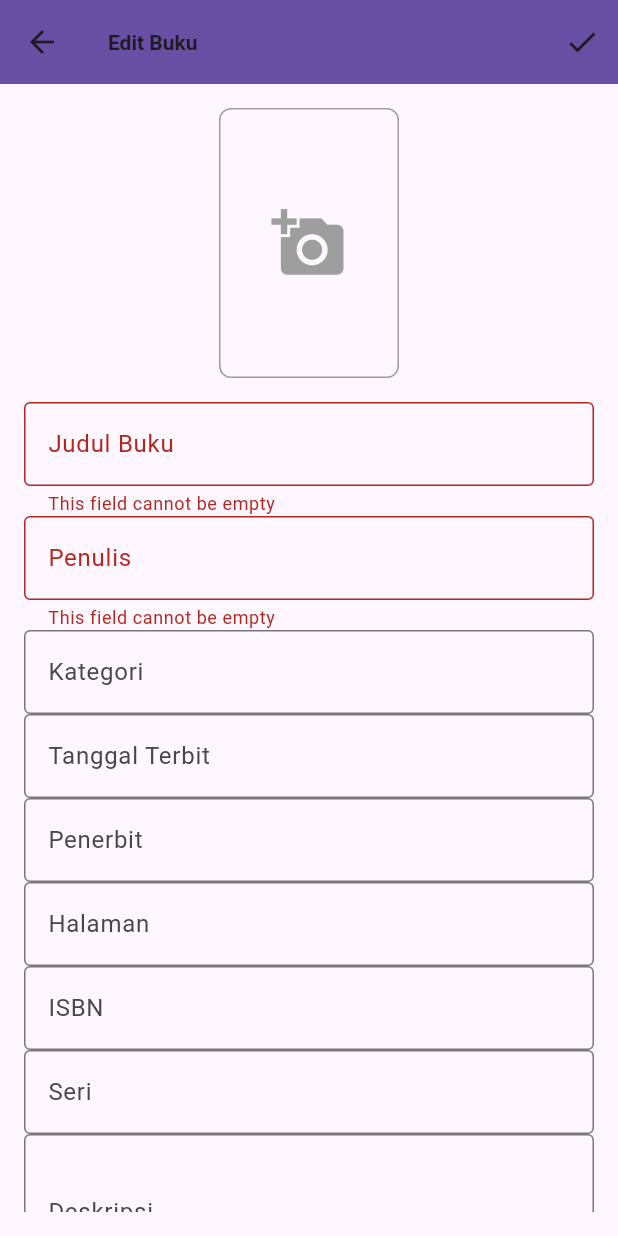
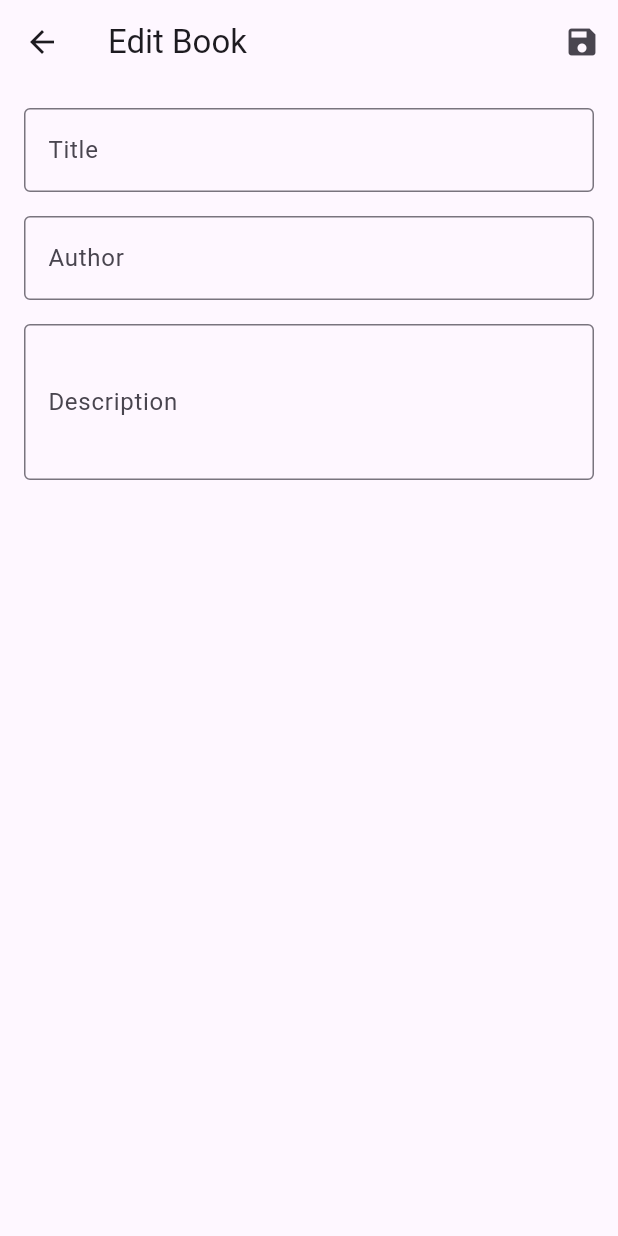
Before and after one commit to Krievvv/MOBILE, a Flutter app: the EditBookScreen screen opened directly with empty values, on a phone screen of 412 x 824 dp. Run offline on Flutter 3.47's test engine with Material 3 defaults, Android fonts, the light colour scheme and no system bars; our stand-ins replace image_picker, permission_handler, shared_preferences, supabase_flutter; accounts and stored records are empty.

Commit message:
edit book

```diff
--- a/lib/screens/edit_book_screen.dart
+++ b/lib/screens/edit_book_screen.dart
@@ -1,10 +1,6 @@
 import 'package:flutter/material.dart';
-// import 'package:flutter/foundation.dart';
-// import 'package:provider/provider.dart';
-// import '../providers/book_provider.dart';
 import '../models/book.dart';
 import 'package:supabase_flutter/supabase_flutter.dart';
-
 
 class EditBookScreen extends StatefulWidget {
   final Book book;
@@ -16,58 +12,56 @@ class EditBookScreen extends StatefulWidget {
 }
 
 class _EditBookScreenState extends State<EditBookScreen> {
-  late TextEditingController _titleController;
-  late TextEditingController _authorController;
-  late TextEditingController _categoryController;
-  late TextEditingController _publishedDateController;
-  late TextEditingController _publisherController;
-  late TextEditingController _pagesController;
-  late TextEditingController _isbnController;
-  late TextEditingController _seriesController;
-  late TextEditingController _descriptionController;
-  late TextEditingController _coverImageUrlController;
+  final _titleController = TextEditingController();
+  final _authorController = TextEditingController();
+  final _descriptionController = TextEditingController();
   bool _isLoading = false;
 
   @override
   void initState() {
     super.initState();
-    _titleController = TextEditingController(text: widget.book.title);
-    _authorController = TextEditingController(text: widget.book.author);
-    _categoryController = TextEditingController(text: widget.book.category);
-    _publishedDateController =
-        TextEditingController(text: widget.book.publishedDate);
-    _publisherController = TextEditingController(text: widget.book.publisher);
-    _pagesController =
-        TextEditingController(text: widget.book.pages.toString());
-    _isbnController = TextEditingController(text: widget.book.isbn);
-    _seriesController = TextEditingController(text: widget.book.series);
-    _descriptionController =
-        TextEditingController(text: widget.book.description);
-    _coverImageUrlController = TextEditingController(text: widget.book.coverImageUrl);
+    // Initialize controllers with existing book data
+    _titleController.text = widget.book.title;
+    _authorController.text = widget.book.author;
+    _descriptionController.text = widget.book.description;
   }
 
   Future<void> _saveChanges() async {
-    try {
+    if (_titleController.text.trim().isEmpty ||
+        _authorController.text.trim().isEmpty) {
+      ScaffoldMessenger.of(context).showSnackBar(
+        const SnackBar(content: Text('Title and author are required')),
+      );
+      return;
+    }
+
     setState(() => _isLoading = true);
 
-      await Supabase.instance.client.from('books').update({
+    try {
+      // Update the book in Supabase
+      await Supabase.instance.client
+          .from('books')
+          .update({
             'title': _titleController.text.trim(),
             'author': _authorController.text.trim(),
-        'category': _categoryController.text.trim(),
-        'published_date': _publishedDateController.text.trim(),
-        'publisher': _publisherController.text.trim(),
-        'pages': _pagesController.text.trim(),
-        'isbn': _isbnController.text.trim(),
-        'series': _seriesController.text.trim(),
             'description': _descriptionController.text.trim(),
-        'cover_image_url': _coverImageUrlController.text.trim(),
-      }).eq('id', widget.book.id);
+          })
+          .eq('id', widget.book.id);
 
       if (mounted) {
         ScaffoldMessenger.of(context).showSnackBar(
           const SnackBar(content: Text('Book updated successfully')),
         );
-        Navigator.pop(context);
+        // Return the updated book data
+        Navigator.pop(context, {
+          'updated': true,
+          'book': {
+            'id': widget.book.id,
+            'title': _titleController.text.trim(),
+            'author': _authorController.text.trim(),
+            'description': _descriptionController.text.trim(),
+          }
+        });
       }
     } catch (e) {
       if (mounted) {
@@ -82,161 +76,59 @@ class _EditBookScreenState extends State<EditBookScreen> {
     }
   }
 
-  Future<void> _pickCoverImage() async {
-    // Show dialog to input image URL
-    await showDialog(
-      context: context,
-      builder: (context) => AlertDialog(
-        title: const Text('Enter Image URL'),
-        content: TextField(
-          controller: _coverImageUrlController,
-          decoration: const InputDecoration(
-            hintText: 'https://example.com/image.jpg',
-            labelText: 'Image URL',
-          ),
-        ),
-        actions: [
-          TextButton(
-            onPressed: () => Navigator.pop(context),
-            child: const Text('Cancel'),
-          ),
-          TextButton(
-            onPressed: () {
-              setState(() {}); // Refresh the UI to show the new image
-              Navigator.pop(context);
-            },
-            child: const Text('OK'),
-          ),
-        ],
-      ),
-    );
-  }
-
   @override
   void dispose() {
     _titleController.dispose();
     _authorController.dispose();
-    _categoryController.dispose();
-    _publishedDateController.dispose();
-    _publisherController.dispose();
-    _pagesController.dispose();
-    _isbnController.dispose();
-    _seriesController.dispose();
     _descriptionController.dispose();
-    _coverImageUrlController.dispose();
     super.dispose();
   }
 
   @override
   Widget build(BuildContext context) {
-    final theme = Theme.of(context);
-
     return Scaffold(
       appBar: AppBar(
-        title: const Text('Edit Buku'),
-        backgroundColor: theme.primaryColor,
-        titleTextStyle: TextStyle(
-          color: theme.textTheme.bodyLarge!.color,
-          fontWeight: FontWeight.bold,
-        ),
-        iconTheme: IconThemeData(color: theme.textTheme.bodyLarge!.color),
+        title: const Text('Edit Book'),
         actions: [
           IconButton(
-            icon: const Icon(Icons.check),
-            onPressed: _saveChanges,
+            icon: const Icon(Icons.save),
+            onPressed: _isLoading ? null : _saveChanges,
           ),
         ],
       ),
-      backgroundColor: theme.scaffoldBackgroundColor,
       body: Padding(
         padding: const EdgeInsets.all(16.0),
-        child: SingleChildScrollView(
-          child: Stack(
+        child: _isLoading
+            ? const Center(child: CircularProgressIndicator())
+            : Column(
                 children: [
-              Column(
-                children: [
-                  // Book Cover Image Picker and Preview
-                  Center(
-                    child: GestureDetector(
-                      onTap: _pickCoverImage,
-                      child: Container(
-                        width: 120,
-                        height: 180,
-                        decoration: BoxDecoration(
-                          border: Border.all(color: Colors.grey),
-                          borderRadius: BorderRadius.circular(8),
-                        ),
-                        child: _buildCoverImage(),
-                      ),
+                  TextField(
+                    controller: _titleController,
+                    decoration: const InputDecoration(
+                      labelText: 'Title',
+                      border: OutlineInputBorder(),
                     ),
                   ),
                   const SizedBox(height: 16),
-                  _buildTextField(_titleController, 'Judul Buku'),
-                  _buildTextField(_authorController, 'Penulis'),
-                  _buildTextField(_categoryController, 'Kategori'),
-                  _buildTextField(_publishedDateController, 'Tanggal Terbit'),
-                  _buildTextField(_publisherController, 'Penerbit'),
-                  _buildTextField(_pagesController, 'Halaman',
-                      keyboardType: TextInputType.number),
-                  _buildTextField(_isbnController, 'ISBN'),
-                  _buildTextField(_seriesController, 'Seri'),
-                  _buildTextField(_descriptionController, 'Deskripsi',
-                      maxLines: 3),
-                  const SizedBox(height: 20),
-                  SizedBox(
-                    width: double.infinity,
-                    child: ElevatedButton(
-                      onPressed: _saveChanges,
-                      child: const Text('Simpan Perubahan'),
+                  TextField(
+                    controller: _authorController,
+                    decoration: const InputDecoration(
+                      labelText: 'Author',
+                      border: OutlineInputBorder(),
                     ),
                   ),
-                ],
+                  const SizedBox(height: 16),
+                  TextField(
+                    controller: _descriptionController,
+                    decoration: const InputDecoration(
+                      labelText: 'Description',
+                      border: OutlineInputBorder(),
                     ),
-              if (_isLoading)
-                const Center(
-                  child: CircularProgressIndicator(),
+                    maxLines: 3,
                   ),
                 ],
               ),
       ),
-      ),
-    );
-  }
-
-  Widget _buildCoverImage() {
-    if (_coverImageUrlController.text.isNotEmpty) {
-      return Image.network(
-        _coverImageUrlController.text,
-        fit: BoxFit.cover,
-        errorBuilder: (context, error, stackTrace) => const Icon(
-          Icons.broken_image,
-          size: 50,
-          color: Colors.grey,
-        ),
-      );
-    } else {
-      return const Icon(
-        Icons.add_a_photo,
-        size: 50,
-        color: Colors.grey,
     );
   }
 }
-
-  Widget _buildTextField(TextEditingController controller, String label,
-      {int maxLines = 1, TextInputType keyboardType = TextInputType.text}) {
-    return TextField(
-      controller: controller,
-      decoration: InputDecoration(
-        labelText: label,
-        border: const OutlineInputBorder(),
-        errorText: controller.text.trim().isEmpty && label == 'Judul Buku' || label == 'Penulis'
-            ? 'This field cannot be empty'
-            : null,
-      ),
-      style: Theme.of(context).textTheme.bodyLarge,
-      maxLines: maxLines,
-      keyboardType: keyboardType,
-    );
-  }
-}
```
Lines whose indentation alone changed are shown as unchanged.
